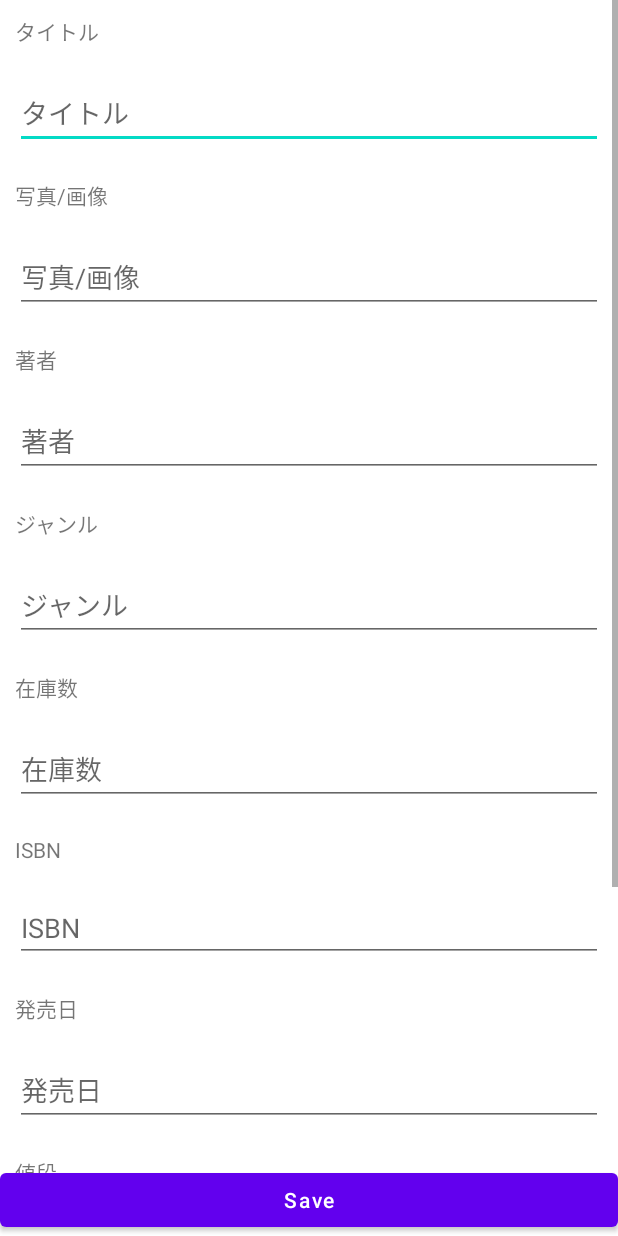
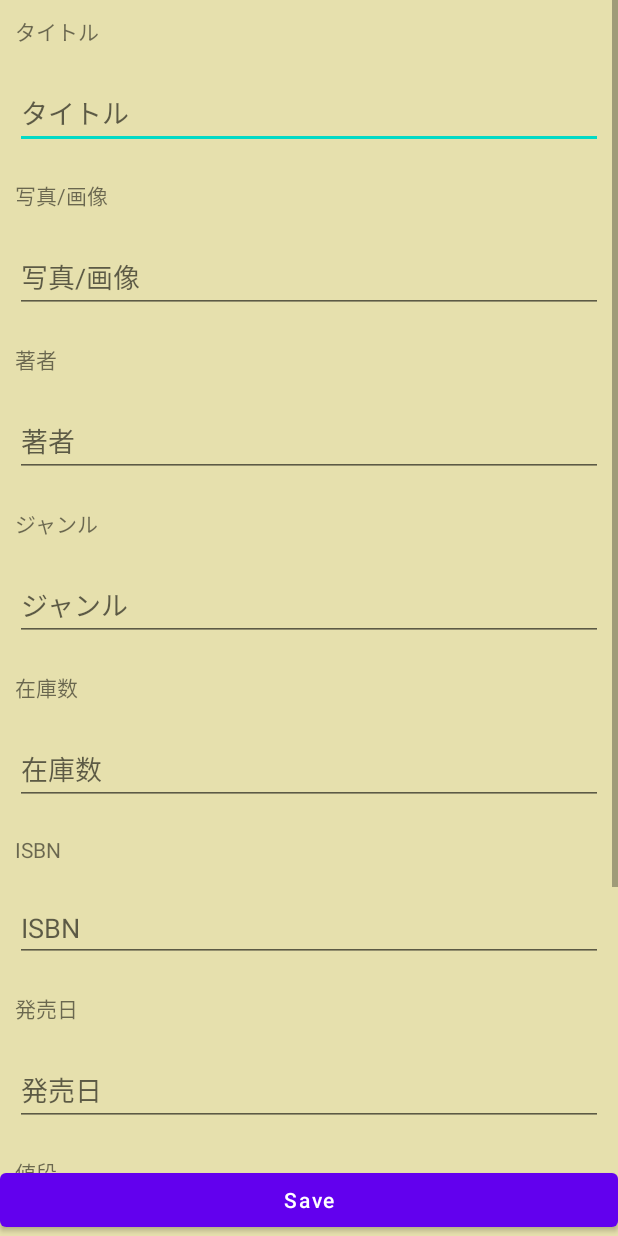
Before and after one commit to x19g025/thebook, an Android app: the AddNewUserActivity screen opened directly, with no data from a screen before it, on a phone screen of 412 x 824 dp. Run offline under Robolectric (Android 15) with nearby library versions, the phone set to English and light mode, and no system bars.

Commit message:
12/13333333333333333333333333

```diff
--- a/app/src/main/res/layout/activity_add_new_user.xml
+++ b/app/src/main/res/layout/activity_add_new_user.xml
@@ -4,6 +4,7 @@
     xmlns:tools="http://schemas.android.com/tools"
     android:layout_width="match_parent"
     android:layout_height="match_parent"
+    android:background="#E6E0AD"
     tools:context=".AddNewUserActivity">
 
         <ScrollView
--- a/app/src/main/res/layout/activity_main.xml
+++ b/app/src/main/res/layout/activity_main.xml
@@ -4,6 +4,7 @@
     xmlns:tools="http://schemas.android.com/tools"
     android:layout_width="match_parent"
     android:layout_height="match_parent"
+    android:background="#E6E0AD"
     tools:context=".MainActivity">
 
 
```
